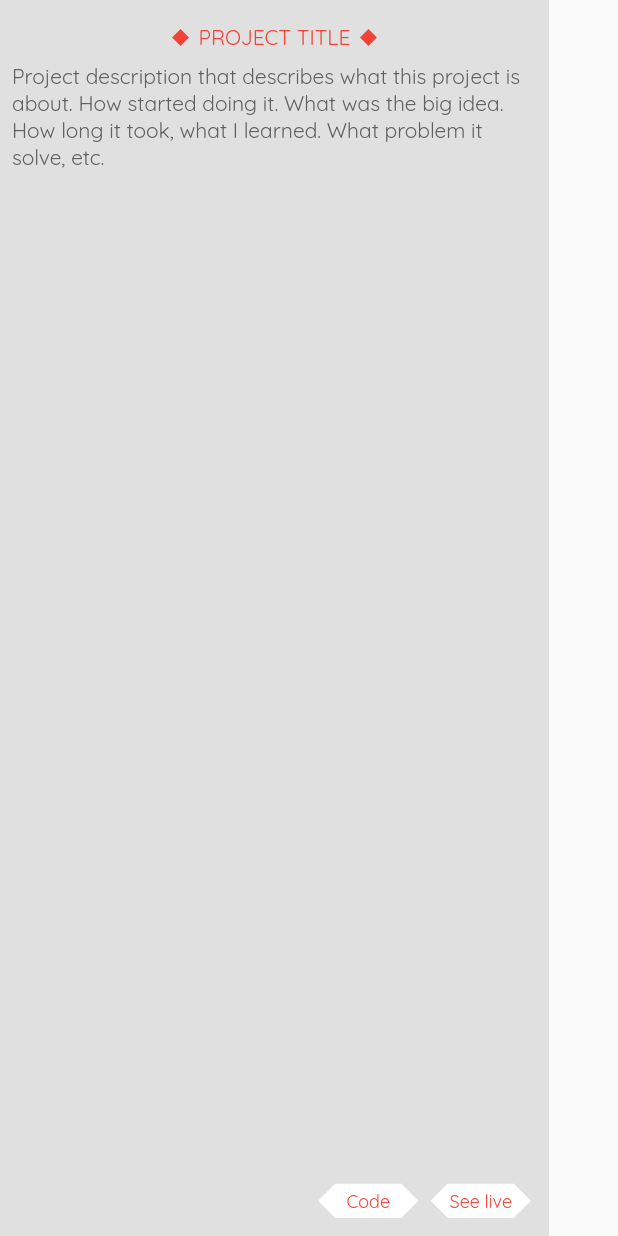
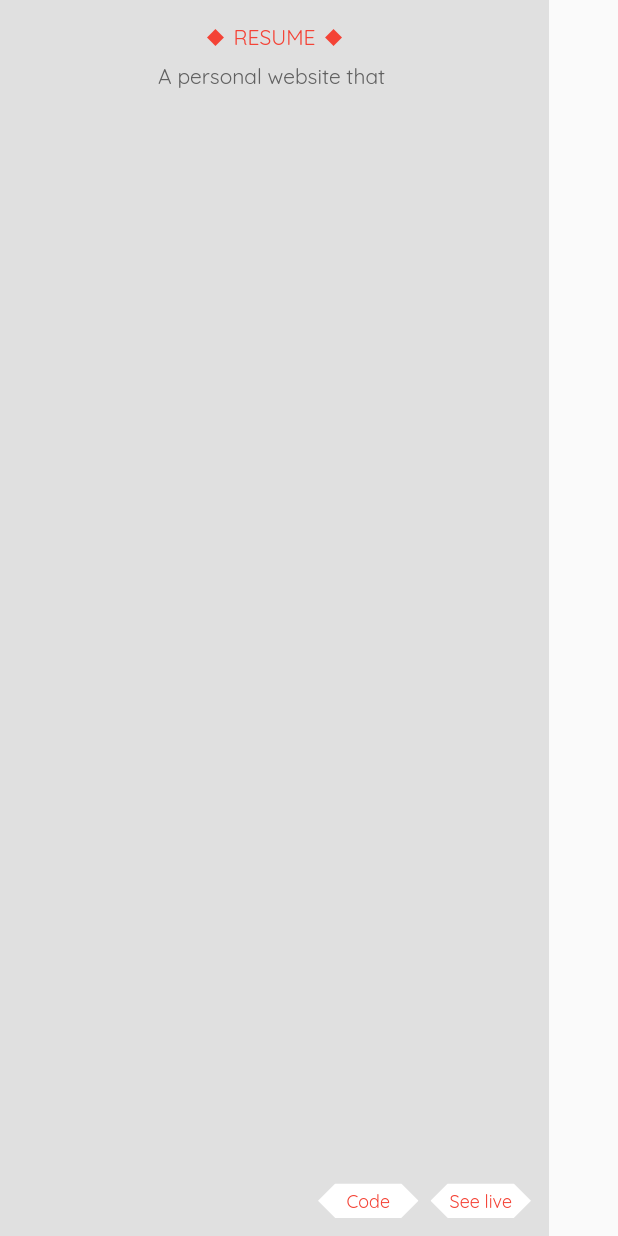
Before and after one commit to emirac/resume, a Flutter app: the ProjectCardInfo widget shown alone on an empty page, opened directly, on a phone screen of 412 x 824 dp. Run offline on Flutter 3.47's test engine with Material 2 defaults, Android fonts, the phone set to English and light mode, and no system bars; our stand-ins replace carousel_slider; missing offline and left inert: dart:html.

Commit message:
Added projects provider

```diff
--- a/lib/data/projects.dart
+++ /dev/null
@@ -1,33 +0,0 @@
-class Project {
-  String projectName;
-  String description;
-  String? codeURL;
-  String? demoURL;
-  List<String>? images;
-  List<String> technologies;
-
-  Project(this.projectName, this.description, this.technologies,
-      {this.codeURL, this.demoURL, this.images});
-}
-
-var projects = [
-  new Project(
-    'Resume',
-    'A personal website that ',
-    [],
-    codeURL: 'https://github.com/emirac/resume',
-    demoURL: 'https://emirac.github.io',
-    images: [],
-  ),
-  new Project(
-    'EatSmart',
-    '',
-    [],
-    images: [],
-  ),
-  new Project(
-    'HQ Sales',
-    '',
-    [],
-  ),
-];
--- a/lib/main.dart
+++ b/lib/main.dart
@@ -4,6 +4,7 @@ import 'package:resume/pages/about_page.dart';
 import 'package:resume/pages/contact_page.dart';
 import 'package:resume/pages/projects_page.dart';
 import 'package:resume/providers/menu_provider.dart';
+import 'package:resume/providers/projects_provider.dart';
 import 'package:resume/utils/pages.dart';
 import 'package:resume/utils/screen_size_helper.dart';
 import 'package:resume/utils/screen_sizes.dart';
@@ -15,6 +16,9 @@ void main() {
   runApp(MultiProvider(providers: [
     ChangeNotifierProvider<MenuProvider>(
       create: (_) => MenuProvider(),
+    ),
+    ChangeNotifierProvider<ProjectsProvider>(
+      create: (_) => ProjectsProvider(),
     ),
   ], child: MyApp()));
 }
--- /dev/null
+++ b/lib/models/project.dart
@@ -0,0 +1,11 @@
+class Project {
+  String projectName;
+  String description;
+  String? codeURL;
+  String? demoURL;
+  List<String>? images;
+  List<String> technologies;
+
+  Project(this.projectName, this.description, this.technologies,
+      {this.codeURL, this.demoURL, this.images});
+}
--- a/lib/widgtes/projects/project_card.dart
+++ b/lib/widgtes/projects/project_card.dart
@@ -1,5 +1,7 @@
 import 'dart:html' as html;
 import 'package:flutter/material.dart';
+import 'package:provider/provider.dart';
+import 'package:resume/providers/projects_provider.dart';
 import 'package:resume/widgtes/common/diamond.dart';
 
 class ProjectCard extends StatelessWidget {
@@ -33,12 +35,13 @@ class ProjectCardInfo extends StatelessWidget {
       padding: EdgeInsets.all(8),
       child: SizedBox(
         width: 350,
-        child: Column(
+        child: Consumer<ProjectsProvider>(
+          builder: (_, ProjectsProvider projects, __) => Column(
             children: [
-            ProjectCardTitle('Project title'),
+              ProjectCardTitle(projects.selectedProject?.projectName ?? ''),
               Expanded(
                 child: Text(
-                'Project description that describes what this project is about. How started doing it. What was the big idea. How long it took, what I learned. What problem it solve, etc.',
+                  projects.selectedProject?.description ?? '',
                   style: TextStyle(
                     color: Colors.grey.shade700,
                   ),
@@ -47,11 +50,14 @@ class ProjectCardInfo extends StatelessWidget {
               Row(
                 mainAxisAlignment: MainAxisAlignment.end,
                 children: [
-                ProjectCardLink('Code', 'https://github.com/emirac'),
-                ProjectCardLink('See live', 'https://github.com/emirac'),
+                  ProjectCardLink(
+                      'Code', projects.selectedProject?.codeURL ?? ''),
+                  ProjectCardLink(
+                      'See live', projects.selectedProject?.demoURL ?? ''),
                 ],
               )
             ],
+          ),
         ),
       ),
     );
@@ -85,8 +91,10 @@ class ProjectCardTechnologies extends StatelessWidget {
           border: Border.all(color: Colors.grey.shade300),
         ),
         padding: EdgeInsets.all(8),
-        child: Column(
+        child: Consumer<ProjectsProvider>(
+          builder: (_, ProjectsProvider projects, __) => Column(
             children: [],
+          ),
         ),
       ),
     );
```
Also changed, not shown: lib/pages/projects_page.dart (+12 -6 lines), lib/providers/projects_provider.dart (added, +46 -0 lines). Lines whose indentation alone changed are shown as unchanged.
